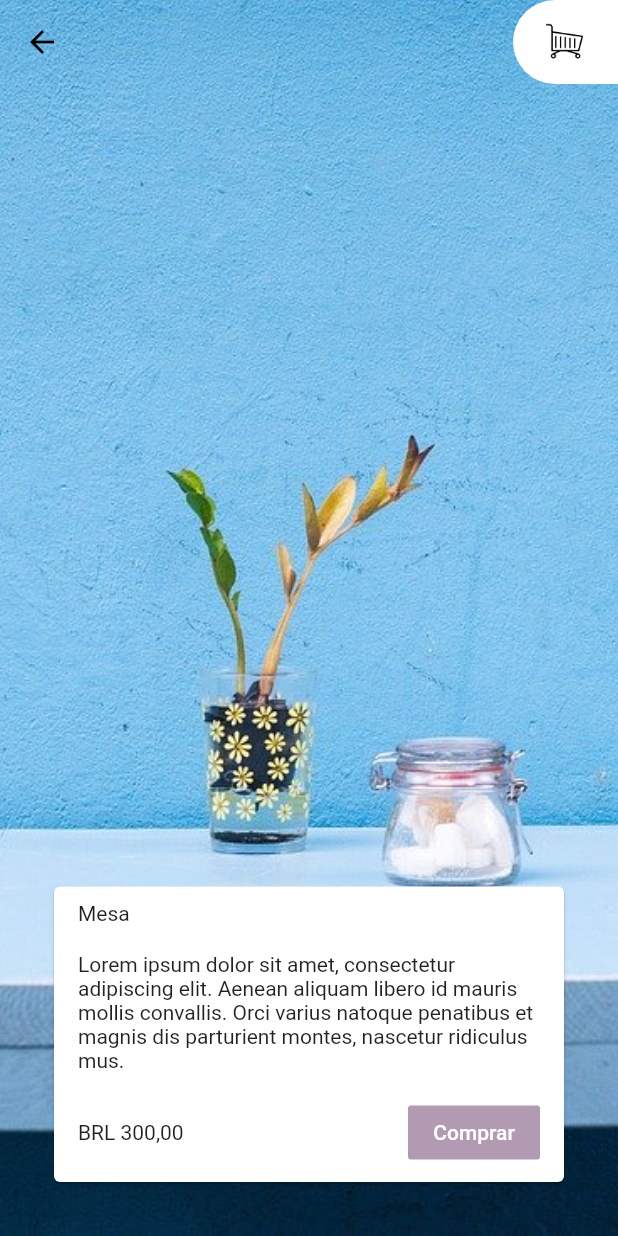
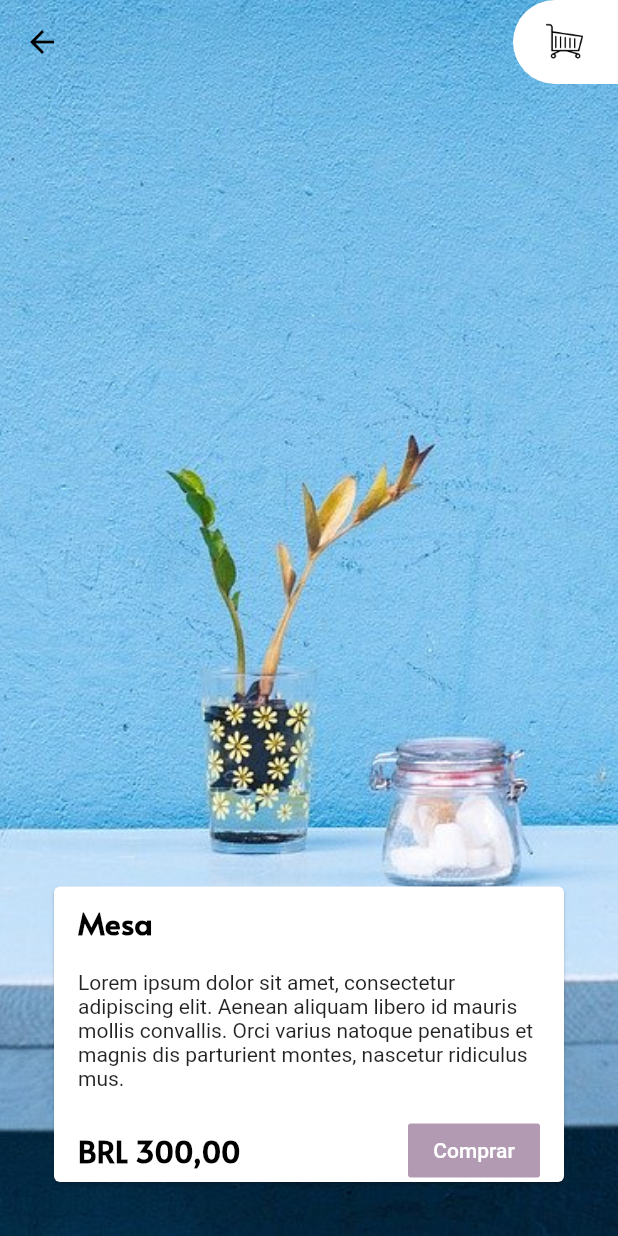
Before and after one commit to lucianoluzzi/flutter_ui, a Flutter app: the screen it shows after launch, after a tap on "Mesa", on a phone screen of 412 x 824 dp. Run offline on Flutter 3.47's test engine with Material 2 defaults, Android fonts, the phone set to English and light mode, and no system bars.

Commit message:
Changing themes

```diff
--- a/lib/main.dart
+++ b/lib/main.dart
@@ -23,6 +23,10 @@ class MyApp extends StatelessWidget {
       title: 'Flutter Demo',
       routes: {'/carrinho': (context) => Carrinho()},
       theme: ThemeData(
+        textTheme: TextTheme(
+          headline1: TextStyle(fontSize: 20, fontFamily: 'Alata', fontWeight: FontWeight.bold, color: Colors.black),
+          headline2: TextStyle(fontSize: 20, fontFamily: 'Alata', fontWeight: FontWeight.bold, color: Colors.white),
+        ),
         primarySwatch: PaletaCores().lilas,
         visualDensity: VisualDensity.adaptivePlatformDensity,
       ),
--- a/lib/widgets/card_detalhes.dart
+++ b/lib/widgets/card_detalhes.dart
@@ -15,14 +15,20 @@ class CardDetalhes extends StatelessWidget {
       child: Column(
         crossAxisAlignment: CrossAxisAlignment.start,
         children: [
-          TextoDetalhes(text: movel.titulo),
+          TextoDetalhes(
+            text: movel.titulo,
+            textStyle: Theme.of(context).textTheme.headline1,
+          ),
           TextoDetalhes(text: movel.descricao),
           Container(
             margin: EdgeInsets.only(left: 16, right: 16, top: 8, bottom: 8),
             child: Row(
               mainAxisAlignment: MainAxisAlignment.spaceBetween,
               children: [
-                Text(_formatacaoReais.format(movel.preco)),
+                Text(
+                  _formatacaoReais.format(movel.preco),
+                  style: Theme.of(context).textTheme.headline1,
+                ),
                 FlatButton(
                   color: Theme.of(context).primaryColor,
                   onPressed: () {},
--- a/lib/widgets/elemento_produto/titulo_elemento_produto.dart
+++ b/lib/widgets/elemento_produto/titulo_elemento_produto.dart
@@ -9,7 +9,10 @@ class TituloElementoProduto extends StatelessWidget {
   Widget build(BuildContext context) {
     return Positioned(
       bottom: 10,
-      child: Text(titulo),
+      child: Text(
+        titulo,
+        style: Theme.of(context).textTheme.headline2,
+      ),
     );
   }
 }
--- a/lib/widgets/text_detalhes.dart
+++ b/lib/widgets/text_detalhes.dart
@@ -2,14 +2,26 @@ import 'package:flutter/material.dart';
 
 class TextoDetalhes extends StatelessWidget {
   final String text;
+  final TextStyle textStyle;
 
-  TextoDetalhes({@required this.text});
+  TextoDetalhes({@required this.text, this.textStyle});
 
   @override
   Widget build(BuildContext context) {
     return Container(
       margin: EdgeInsets.only(left: 16, right: 16, top: 10, bottom: 8),
-      child: Text(text),
+      child: _styleText(text),
     );
   }
+
+  _styleText(text) {
+    if (textStyle != null) {
+      return Text(
+        text,
+        style: textStyle,
+      );
+    }
+
+    return Text(text);
+  }
 }
```
